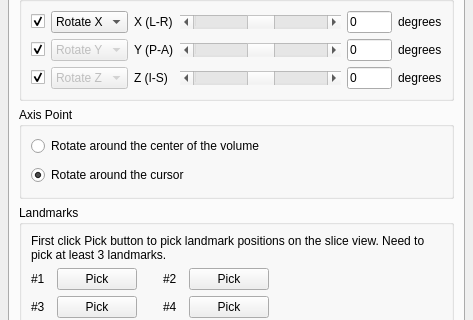
This is freeview/DialogTransformVolume.ui in freesurfer/freesurfer as Qt 5 draws it before an edit; both pictures show x 0 to 473 and y 87 to 407 of the 473 by 678 pixel window. The edited form follows.
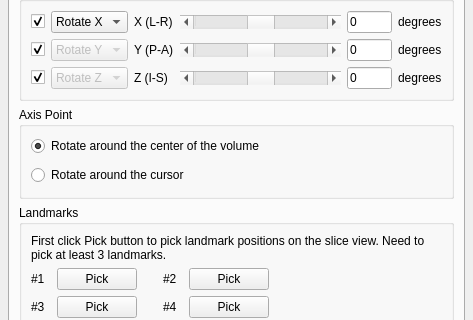
This is the edited form. Custom widgets are drawn as their Qt base class.

Patch:
```diff
--- a/freeview/DialogTransformVolume.ui
+++ b/freeview/DialogTransformVolume.ui
@@ -352,7 +352,7 @@
              <string>Rotate around the center of the volume</string>
             </property>
             <property name="checked">
-             <bool>false</bool>
+             <bool>true</bool>
             </property>
            </widget>
           </item>
@@ -362,7 +362,7 @@
              <string>Rotate around the cursor</string>
             </property>
             <property name="checked">
-             <bool>true</bool>
+             <bool>false</bool>
             </property>
            </widget>
           </item>
```
Left out of the diff: 11 changed lines with no effect on the pictures.
